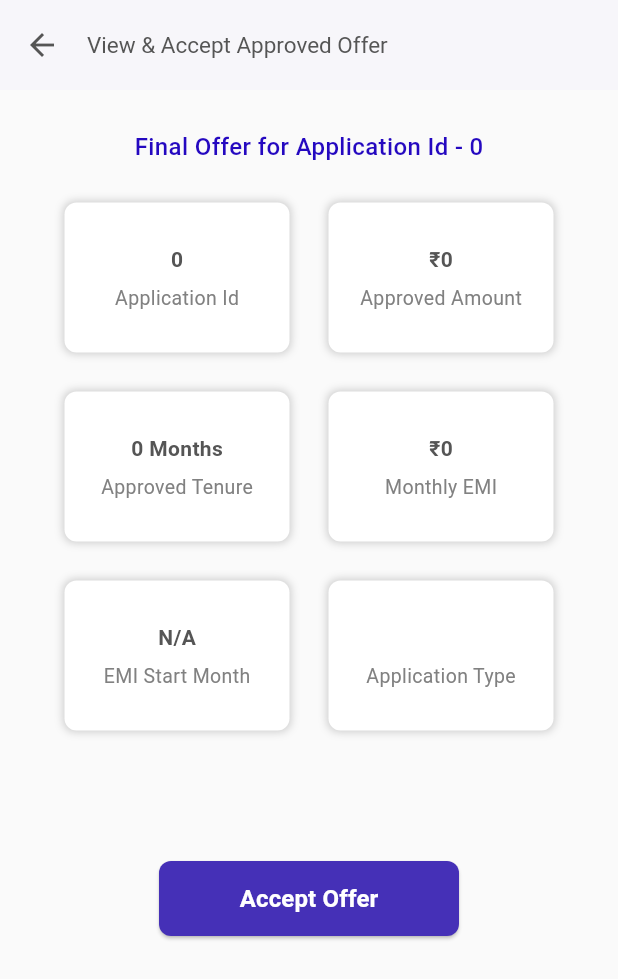
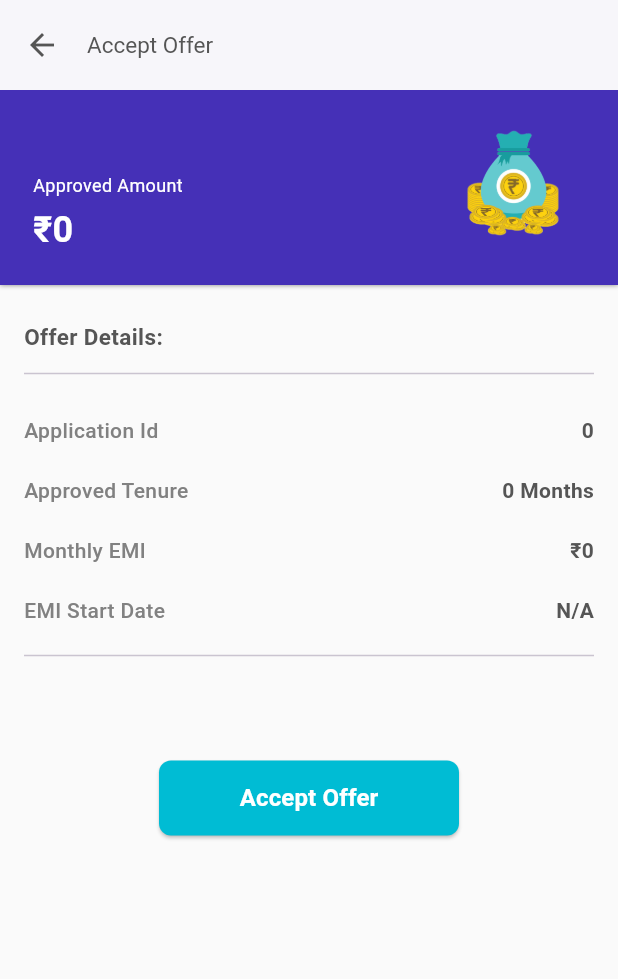
Before and after one commit to nlebplsacred/salarycredits, a Flutter app: the LoanApprovedOfferPage screen opened directly with empty values, on a phone screen of 412 x 824 dp. Shown: the top 979 px of the screen. Run offline on Flutter 3.47's test engine with Material 3 defaults, Android fonts, the phone set to English and light mode, and no system bars; our stand-ins replace device_info_plus, file_picker, flutter_html, form_field_validator, image_cropper, image_picker and 6 more; missing offline and left inert: get_ip_address, syncfusion_flutter_pdfviewer; accounts and stored records are empty; network calls fail.

Commit message:
add share app

```diff
--- a/lib/features/dashboard/dashboard_page.dart
+++ b/lib/features/dashboard/dashboard_page.dart
@@ -138,7 +138,7 @@ class _DashboardPageState extends State<DashboardPage> {
 
   void bindApprovedOffer(ApprovedOffer approvedOffer) {
     if (approvedOffer.getApplicationId > 0) {
-      offerTitle = "Check final offer for Application Id - ${approvedOffer.getApplicationId}";
+      offerTitle = "Offer received for Application Id - ${approvedOffer.getApplicationId}";
       offerDescription = "Offer sent by lender at ${getDate(approvedOffer.getCreatedOn, outputFormatDate)}";
       showHideApprovedOffer = true;
     }
@@ -460,7 +460,7 @@ class _DashboardPageState extends State<DashboardPage> {
                       },
                       child: Container(
                         decoration: BoxDecoration(
-                          color: AppColor.darkBlue2,
+                          color: AppColor.darkBlue,
                           borderRadius: const BorderRadius.all(Radius.circular(8)),
                           border: Border.all(width: 1, color: AppColor.darkBlue),
                         ),
--- a/lib/features/loan_approved_offer/loan_approved_offer_page.dart
+++ b/lib/features/loan_approved_offer/loan_approved_offer_page.dart
@@ -28,6 +28,7 @@ class _LoanApprovedOfferPageState extends State<LoanApprovedOfferPage> {
   ApprovedOffer approvedOfferModel = ApprovedOffer();
   DateFormat outputFormatDate = DateFormat('MMM-yyyy');
   bool isLoading = false, showHideOfferBox = true, showHideResultBox = false;
+  String lPageTitle = "Accept Offer";
 
   @override
   void initState() {
@@ -38,6 +39,7 @@ class _LoanApprovedOfferPageState extends State<LoanApprovedOfferPage> {
     SharedPreferences.getInstance().then((prefs) {
       setState(() {
         user = LoginResponseModel.fromJson(json.decode(prefs.getString('sessionUser').toString()));
+        lPageTitle = "Final Offer for Application Id - ${approvedOfferModel.getApplicationId}";
       });
     });
   }
@@ -96,9 +98,9 @@ class _LoanApprovedOfferPageState extends State<LoanApprovedOfferPage> {
         elevation: 1.0,
         toolbarHeight: 60.0,
         titleSpacing: 2.0,
-        title: const Text(
-          "View & Accept Approved Offer",
-          style: TextStyle(
+        title: Text(
+          lPageTitle,
+          style: const TextStyle(
             color: AppColor.lightBlack,
             fontSize: 15.0,
           ),
@@ -108,7 +110,7 @@ class _LoanApprovedOfferPageState extends State<LoanApprovedOfferPage> {
       ),
       body: SingleChildScrollView(
         child: Padding(
-          padding: const EdgeInsets.only(top: 26.0, left: 16.0, right: 16.0),
+          padding: EdgeInsets.zero,
           child: Column(
             mainAxisAlignment: MainAxisAlignment.start,
             crossAxisAlignment: CrossAxisAlignment.start,
@@ -116,203 +118,106 @@ class _LoanApprovedOfferPageState extends State<LoanApprovedOfferPage> {
               Visibility(
                 visible: showHideOfferBox,
                 child: Column(
-                  children: [
-                    Text("Final Offer for Application Id - ${approvedOfferModel.getApplicationId}", style: AppStyle.formTitleBlue),
-                    const SizedBox(
-                      height: 26.0,
-                    ),
-                    Row(
-                      mainAxisAlignment: MainAxisAlignment.center,
-                      crossAxisAlignment: CrossAxisAlignment.center,
+                  mainAxisAlignment: MainAxisAlignment.start,
+                  crossAxisAlignment: CrossAxisAlignment.start,
                   children: [
                     Container(
-                          width: 150.0,
-                          height: 100.0,
-                          margin: const EdgeInsets.only(right: 26.0),
-                          decoration: BoxDecoration(
-                            color: AppColor.white,
-                            borderRadius: const BorderRadius.all(Radius.circular(8)),
+                      height: 130.0,
+                      width: double.maxFinite,
+                      decoration: const BoxDecoration(
+                        color: AppColor.lightBlue,
                         boxShadow: [
                           BoxShadow(
-                                color: Colors.grey.withOpacity(0.5),
-                                spreadRadius: 1,
-                                blurRadius: 4,
+                            color: AppColor.grey,
+                            blurRadius: 2.0,
+                            //spreadRadius: 1.0,
                           ),
                         ],
                       ),
                       child: Padding(
-                            padding: const EdgeInsets.only(top: 16.0, left: 12.0, right: 12.0, bottom: 16.0),
+                        padding: const EdgeInsets.only(left:22.0, top: 12.0),
                         child: Column(
-                              mainAxisAlignment: MainAxisAlignment.center,
-                              crossAxisAlignment: CrossAxisAlignment.center,
+                          mainAxisAlignment: MainAxisAlignment.start,
+                          crossAxisAlignment: CrossAxisAlignment.start,
                           children: [
-                                Text("${approvedOfferModel.getApplicationId}", style: AppStyle.pageTitle2),
-                                const SizedBox(height: 6.0),
-                                const Text("Application Id", style: AppStyle.textLabel),
+                            Row(
+                              mainAxisAlignment: MainAxisAlignment.spaceBetween,
+                              children: [
+                                Column(
+                                  crossAxisAlignment: CrossAxisAlignment.start,
+                                  mainAxisAlignment: MainAxisAlignment.start,
+                                  children: [
+                                    Text(approvedOfferModel.getApplicationType.toString().toUpperCase(), style: AppStyle.pageTitle2White),
+                                    const SizedBox(height: 20.0,),
+                                    const Text("Approved Amount", style: AppStyle.smallWhite),
+                                    const SizedBox(height: 4.0,),
+                                    Text("\u20B9${approvedOfferModel.getLoanAmount.round()}", style: AppStyle.titleWhite),
+                                  ],
+                                ),
+                                Padding(
+                                  padding: const EdgeInsets.only(right:20.0),
+                                  child: Image.asset("assets/money-bag.png", width: 100.0, height: 100.0),
+                                ),
+                              ],
+                            )
                           ],
                         ),
                       ),
                     ),
-                        Container(
-                          width: 150.0,
-                          height: 100.0,
-                          decoration: BoxDecoration(
-                            color: AppColor.white,
-                            borderRadius: const BorderRadius.all(Radius.circular(8)),
-                            boxShadow: [
-                              BoxShadow(
-                                color: Colors.grey.withOpacity(0.5),
-                                spreadRadius: 1,
-                                blurRadius: 4,
+                    const SizedBox(height: 8.0,),
+                    Padding(
+                      padding: const EdgeInsets.all(16.0),
+                      child: Column(
+                        mainAxisAlignment: MainAxisAlignment.start,
+                        crossAxisAlignment: CrossAxisAlignment.start,
+                        children: [
+                          const Text("Offer Details:",style: AppStyle.pageTitle),
+                          const Padding(
+                            padding: EdgeInsets.only(top: 6.0, bottom: 12.0),
+                            child: Divider(thickness: 1.0),
                           ),
+                          const SizedBox(height: 8.0,),
+                          Row(
+                            mainAxisAlignment: MainAxisAlignment.spaceBetween,
+                            children: [
+                              const Text("Application Id", style: AppStyle.pageTitle2grey),
+                              Text('${approvedOfferModel.getApplicationId}', style: AppStyle.pageTitle2),
                             ],
                           ),
-                          child: Padding(
-                            padding: const EdgeInsets.only(top: 16.0, left: 12.0, right: 12.0, bottom: 16.0),
-                            child: Column(
-                              mainAxisAlignment: MainAxisAlignment.center,
-                              crossAxisAlignment: CrossAxisAlignment.center,
+                          const SizedBox(height: 20.0,),
+                          Row(
+                            mainAxisAlignment: MainAxisAlignment.spaceBetween,
                             children: [
-                                Text("\u20b9${approvedOfferModel.getLoanAmount.round()}", style: AppStyle.pageTitle2),
-                                const SizedBox(height: 6.0),
-                                const Text("Approved Amount", style: AppStyle.textLabel),
-                              ],
-                            ),
-                          ),
-                        ),
-                      ],
-                    ),
-                    const SizedBox(height: 26.0),
-                    Row(
-                      mainAxisAlignment: MainAxisAlignment.center,
-                      crossAxisAlignment: CrossAxisAlignment.center,
-                      children: [
-                        Container(
-                          width: 150.0,
-                          height: 100.0,
-                          margin: const EdgeInsets.only(right: 26.0),
-                          decoration: BoxDecoration(
-                            color: AppColor.white,
-                            borderRadius: const BorderRadius.all(Radius.circular(8)),
-                            boxShadow: [
-                              BoxShadow(
-                                color: Colors.grey.withOpacity(0.5),
-                                spreadRadius: 1,
-                                blurRadius: 4,
-                              ),
-                            ],
-                          ),
-                          child: Padding(
-                            padding: const EdgeInsets.only(top: 16.0, left: 12.0, right: 12.0, bottom: 16.0),
-                            child: Column(
-                              mainAxisAlignment: MainAxisAlignment.center,
-                              crossAxisAlignment: CrossAxisAlignment.center,
-                              children: [
+                              const Text("Approved Tenure", style: AppStyle.pageTitle2grey),
                               Text(
                                   approvedOfferModel.getLoanTenure == 1
                                       ? "${approvedOfferModel.getLoanTenure} Month"
                                       : "${approvedOfferModel.getLoanTenure} Months",
                                   style: AppStyle.pageTitle2),
-                                const SizedBox(height: 6.0),
-                                const Text("Approved Tenure", style: AppStyle.textLabel),
                             ],
                           ),
-                          ),
-                        ),
-                        Container(
-                          width: 150.0,
-                          height: 100.0,
-                          decoration: BoxDecoration(
-                            color: AppColor.white,
-                            borderRadius: const BorderRadius.all(Radius.circular(8)),
-                            boxShadow: [
-                              BoxShadow(
-                                color: Colors.grey.withOpacity(0.5),
-                                spreadRadius: 1,
-                                blurRadius: 4,
-                              ),
+                          const SizedBox(height: 20.0,),
+                          Row(
+                            mainAxisAlignment: MainAxisAlignment.spaceBetween,
+                            children: [
+                              const Text("Monthly EMI", style: AppStyle.pageTitle2grey),
+                              Text("\u20b9${approvedOfferModel.getEMI.round()}", style: AppStyle.pageTitle2),
                             ],
                           ),
-                          child: Padding(
-                            padding: const EdgeInsets.only(top: 16.0, left: 12.0, right: 12.0, bottom: 16.0),
-                            child: Column(
-                              mainAxisAlignment: MainAxisAlignment.center,
-                              crossAxisAlignment: CrossAxisAlignment.center,
+                          const SizedBox(height: 20.0,),
+                          Row(
+                            mainAxisAlignment: MainAxisAlignment.spaceBetween,
                             children: [
-                                Text("\u20b9${approvedOfferModel.getEMI.round()}", style: AppStyle.pageTitle2),
-                                const SizedBox(height: 6.0),
-                                const Text("Monthly EMI", style: AppStyle.textLabel),
+                              const Text("EMI Start Date", style: AppStyle.pageTitle2grey),
+                              Text(getDate(approvedOfferModel.getEMIStartMonth, outputFormatDate), style: AppStyle.pageTitle2),
                             ],
                           ),
+                          const Padding(
+                            padding: EdgeInsets.only(top: 12.0, bottom: 6.0),
+                            child: Divider(thickness: 1.0),
                           ),
-                        ),
-                      ],
-                    ),
-                    const SizedBox(height: 26.0),
-                    Row(
-                      mainAxisAlignment: MainAxisAlignment.center,
-                      crossAxisAlignment: CrossAxisAlignment.center,
-                      children: [
-                        Container(
-                          width: 150.0,
-                          height: 100.0,
-                          margin: const EdgeInsets.only(right: 26.0),
-                          decoration: BoxDecoration(
-                            color: AppColor.white,
-                            borderRadius: const BorderRadius.all(Radius.circular(8)),
-                            boxShadow: [
-                              BoxShadow(
-                                color: Colors.grey.withOpacity(0.5),
-                                spreadRadius: 1,
-                                blurRadius: 4,
-                              ),
-                            ],
-                          ),
-                          child: Padding(
-                            padding: const EdgeInsets.only(top: 16.0, left: 12.0, right: 12.0, bottom: 16.0),
-                            child: Column(
-                              mainAxisAlignment: MainAxisAlignment.center,
-                              crossAxisAlignment: CrossAxisAlignment.center,
-                              children: [
-                                Text(getDate(approvedOfferModel.getEMIStartMonth, outputFormatDate), style: AppStyle.pageTitle2),
-                                const SizedBox(height: 6.0),
-                                const Text("EMI Start Month", style: AppStyle.textLabel),
-                              ],
-                            ),
-                          ),
-                        ),
-                        Container(
-                          width: 150.0,
-                          height: 100.0,
-                          decoration: BoxDecoration(
-                            color: AppColor.white,
-                            borderRadius: const BorderRadius.all(Radius.circular(8)),
-                            boxShadow: [
-                              BoxShadow(
-                                color: Colors.grey.withOpacity(0.5),
-                                spreadRadius: 1,
-                                blurRadius: 4,
-                              ),
-                            ],
-                          ),
-                          child: Padding(
-                            padding: const EdgeInsets.only(top: 16.0, left: 12.0, right: 12.0, bottom: 16.0),
-                            child: Column(
-                              mainAxisAlignment: MainAxisAlignment.center,
-                              crossAxisAlignment: CrossAxisAlignment.center,
-                              children: [
-                                Text(approvedOfferModel.getApplicationType, style: AppStyle.pageTitle2),
-                                const SizedBox(height: 6.0),
-                                const Text("Application Type", style: AppStyle.textLabel),
-                              ],
-                            ),
-                          ),
-                        ),
-                      ],
-                    ),
-                    const SizedBox(height: 26.0),
-                    Text(approvedOfferModel.getMessage, style: AppStyle.pageTitle3),
-                    const SizedBox(height: 26.0),
+                          Text(approvedOfferModel.getMessage, style: AppStyle.lightBlack14),
+                          const SizedBox(height: 20.0),
                           Align(
                             alignment: Alignment.bottomCenter,
                             child: Padding(
@@ -322,7 +227,7 @@ class _LoanApprovedOfferPageState extends State<LoanApprovedOfferPage> {
                                 width: 200.0,
                                 child: ElevatedButton(
                                   style: ElevatedButton.styleFrom(
-                              backgroundColor: AppColor.lightBlue,
+                                    backgroundColor: AppColor.darkBlue,
                                     shape: const RoundedRectangleBorder(
                                       borderRadius: BorderRadius.all(Radius.circular(8)), // <-- Radius
                                     ),
@@ -353,14 +258,21 @@ class _LoanApprovedOfferPageState extends State<LoanApprovedOfferPage> {
                         ],
                       ),
                     ),
+                  ],
+                ),
+              ),
               Visibility(
                 visible: showHideResultBox,
                 child: Column(
+                  mainAxisAlignment: MainAxisAlignment.center,
+                  crossAxisAlignment: CrossAxisAlignment.center,
                   children: [
-                    Container(
+                    Padding(
+                      padding: const EdgeInsets.only(top: 26.0, left: 32.0, right: 32.0),
+                      child: Center(
+                        child: Container(
                           width: double.maxFinite,
-                      height: 100.0,
-                      margin: const EdgeInsets.only(right: 26.0),
+                          height: 120.0,
                           decoration: BoxDecoration(
                             color: AppColor.white,
                             borderRadius: const BorderRadius.all(Radius.circular(8)),
@@ -388,9 +300,9 @@ class _LoanApprovedOfferPageState extends State<LoanApprovedOfferPage> {
                                   },
                                   child: Container(
                                     decoration: BoxDecoration(
-                                  color: AppColor.darkBlue2,
+                                      color: AppColor.lightBlue,
                                       borderRadius: const BorderRadius.all(Radius.circular(8)),
-                                  border: Border.all(width: 1, color: AppColor.darkBlue),
+                                      border: Border.all(width: 1, color: AppColor.lightBlue),
                                     ),
                                     child: const Padding(
                                       padding: EdgeInsets.only(top: 8.0, bottom: 8.0, left: 16.0, right: 16.0),
@@ -405,6 +317,8 @@ class _LoanApprovedOfferPageState extends State<LoanApprovedOfferPage> {
                             ),
                           ),
                         ),
+                      ),
+                    ),
                   ],
                 ),
               ),
--- a/lib/menu/nav_bar.dart
+++ b/lib/menu/nav_bar.dart
@@ -1,3 +1,6 @@
+import 'dart:io';
+
+import 'package:device_info_plus/device_info_plus.dart';
 import 'package:flutter/material.dart';
 import 'package:salarycredits/features/about_us/about_us_page.dart';
 import 'package:salarycredits/features/emi_calculator/emi_calculator_page.dart';
@@ -11,6 +14,7 @@ import '../features/help_and_support/help_and_support_page.dart';
 import '../features/my_applications/my_applications_page.dart';
 import '../features/my_profile/my_profile_page.dart';
 import '../utility/global.dart';
+import 'package:share_plus/share_plus.dart';
 
 class NavBar extends StatelessWidget {
   final LoginResponseModel user;
@@ -141,18 +145,38 @@ class NavBar extends StatelessWidget {
           ListTile(
             leading: const Icon(Icons.share_rounded),
             title: const Text("Share App"),
-            onTap: () {
+            onTap: () async  {
               Navigator.pop(context);
+
+              //write code to share this app
+              if (Platform.isAndroid) {
+
+                Share.share('https://play.google.com/store/apps/details?id=com.northernlights.salarycredits', subject: "SalaryCredits - Employee Wellness Tool");
+
+              } else if (Platform.isIOS)  {
+
+                final DeviceInfoPlugin deviceInfoPlugin = DeviceInfoPlugin();
+                final IosDeviceInfo iosInfo = await deviceInfoPlugin.iosInfo;
+
+                // The 'identifierForVendor' is a unique identifier for the app on the device.
+                // You can use it to construct the App Store URL.
+                final String? appId = iosInfo.identifierForVendor;
+
+                // Construct the App Store URL using the app's identifier.
+                final String appStoreUrl = 'https://apps.apple.com/app/$appId';
+
+                Share.share(appStoreUrl, subject: "SalaryCredits - Employee Wellness Tool");
+              }
             },
           ),
-          ListTile(
-            leading: const Icon(Icons.star_rate_rounded),
-            title: const Text("Rate App"),
-            onTap: () {
-              print('my profile');
-              Navigator.pop(context);
-            },
-          ),
+          // ListTile(
+          //   leading: const Icon(Icons.star_rate_rounded),
+          //   title: const Text("Rate App"),
+          //   onTap: () {
+          //     print('my profile');
+          //     Navigator.pop(context);
+          //   },
+          // ),
           const Divider(thickness: 1),
           ListTile(
             leading: const Icon(Icons.exit_to_app_rounded),
--- a/lib/values/styles.dart
+++ b/lib/values/styles.dart
@@ -125,6 +125,12 @@ class AppStyle {
     fontWeight: FontWeight.normal,
   );
 
+  static const TextStyle smallWhite = TextStyle(
+    color: AppColor.white,
+    fontSize: 12.0,
+    fontWeight: FontWeight.normal,
+  );
+
   static const TextStyle smallGrey13 = TextStyle(
     color: AppColor.grey,
     fontSize: 13.0,
@@ -159,6 +165,12 @@ class AppStyle {
     fontWeight: FontWeight.w500,
   );
 
+  static const TextStyle titleWhite = TextStyle(
+    color: AppColor.white,
+    fontSize: 24.0,
+    fontWeight: FontWeight.w600,
+  );
+
   static const TextStyle title1White = TextStyle(
     color: AppColor.white,
     fontSize: 17.0,
--- a/pubspec.yaml
+++ b/pubspec.yaml
@@ -57,6 +57,7 @@ dependencies:
   url_launcher: ^6.2.1
   get_ip_address: ^0.0.6
   upgrader: ^8.4.0
+  share_plus: ^7.2.2
 
 dev_dependencies:
   flutter_test:
```
Also changed, not shown: assets/money-bag.png (added), pubspec.lock. Lines whose indentation alone changed are shown as unchanged.
